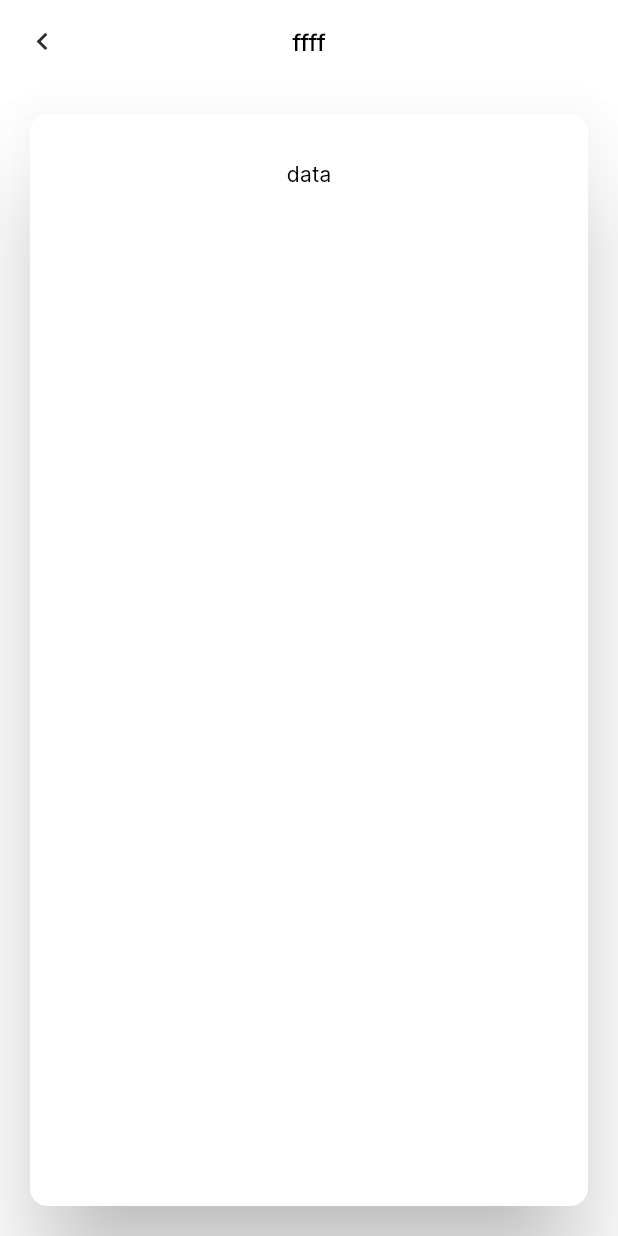
After one commit to saidelouardy1/ABDOLLAH-SERVICE, a Flutter app: the DescriptionItem screen opened directly, on a phone screen of 412 x 824 dp. The commit adds this screen. Run offline on Flutter 3.47's test engine with Material 3 defaults, Android fonts, the phone set to English and light mode, and no system bars; our stand-ins replace cloud_firestore, firebase_auth, firebase_core, flashy_tab_bar2, flutter_spinkit, flutter_svg and 5 more; missing offline and left inert: flutter_facebook_auth; accounts and stored records are empty.

Commit message:
description item

```diff
--- a/lib/app/modules/SplashScreen/controllers/splash_screen_controller.dart
+++ b/lib/app/modules/SplashScreen/controllers/splash_screen_controller.dart
@@ -21,7 +21,7 @@ class SplashScreenController extends GetxController {
 
   void updateProgress() async {
     while (progress.value < 1.0) {
-      await Future.delayed(Duration(milliseconds: 300));
+      await Future.delayed(Duration(milliseconds: 200));
       progress.value += 0.05;
     }
     progress.value = 1.0;
@@ -36,7 +36,7 @@ class SplashScreenController extends GetxController {
       _storage.write('isFirstInstallation', false);
       Get.offAllNamed(Routes.ON_BORDINING);
     } else {
-     FirebaseAuth.instance.currentUser == null ? Get.offAllNamed(Routes.AUTHENTICATION) : Get.offAllNamed(Routes.NAVIGATORBAR_BOTTOM)  ;
+     FirebaseAuth.instance.currentUser == null ? Get.offAllNamed(Routes.AUTHENTICATION) : Get.offAllNamed(Routes.NAVIGATORBAR_BOTTOM);
     }
   }
 }
--- /dev/null
+++ b/lib/app/modules/home/Pages/description_item.dart
@@ -0,0 +1,65 @@
+import 'package:abdollah_srevice/app/config/Assets/assets.dart';
+import 'package:abdollah_srevice/app/config/Size/fontsized.dart';
+import 'package:flutter_svg/flutter_svg.dart';
+import 'package:google_fonts/google_fonts.dart';
+
+import '../controllers/home_controller.dart';
+import 'package:flutter/material.dart';
+import 'package:get/get.dart';
+
+
+class DescriptionItem extends GetView<HomeController> {
+  const DescriptionItem({super.key});
+
+  @override
+  Widget build(BuildContext context) {
+    return Scaffold(
+      backgroundColor: Colors.white,
+      appBar: AppBar(
+        backgroundColor: Colors.white,
+        leading: IconButton(
+          onPressed: (){
+            Get.back();
+          },
+          icon: SvgPicture.asset(
+            Images_Icon.back,
+            width: 24,
+            height: 24,
+          )
+          ),
+        title: Text(
+          'ffff',
+          style: GoogleFonts.inter(
+            color: Colors.black,
+            fontWeight: FontWeight.w500,
+            fontSize: Fontsized.BodyMidume
+          ),
+        ),
+        centerTitle:true,
+      ),
+      body: Card(
+        color: Colors.white,
+        elevation: 30,
+        margin: EdgeInsets.all(20),
+        child: SingleChildScrollView(
+          child: Column(
+            children: [
+              Container(
+                width: Get.width,
+                height: Get.height,
+                padding: EdgeInsets.symmetric(horizontal: 15 , vertical: 30),
+                alignment: Alignment.topCenter,
+                child: Text(
+                  'data',
+                  style: GoogleFonts.inter(
+                    color: Colors.black
+                  ),
+                ),
+              ),
+            ],
+          ),
+        ),
+      ),
+    );
+  }
+}
```
Also changed, not shown: lib/app/modules/home/controllers/home_controller.dart (+11 -29 lines), lib/app/modules/home/service/firebase_service.dart (+30 -4 lines), lib/app/modules/home/views/home_view.dart (+101 -138 lines).
